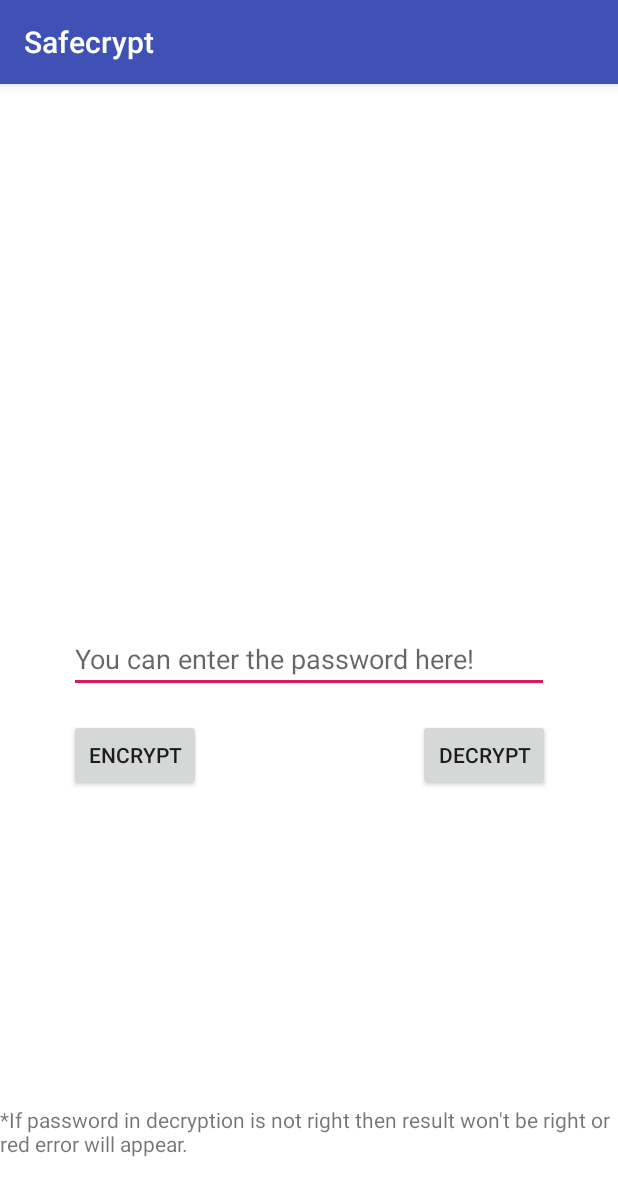
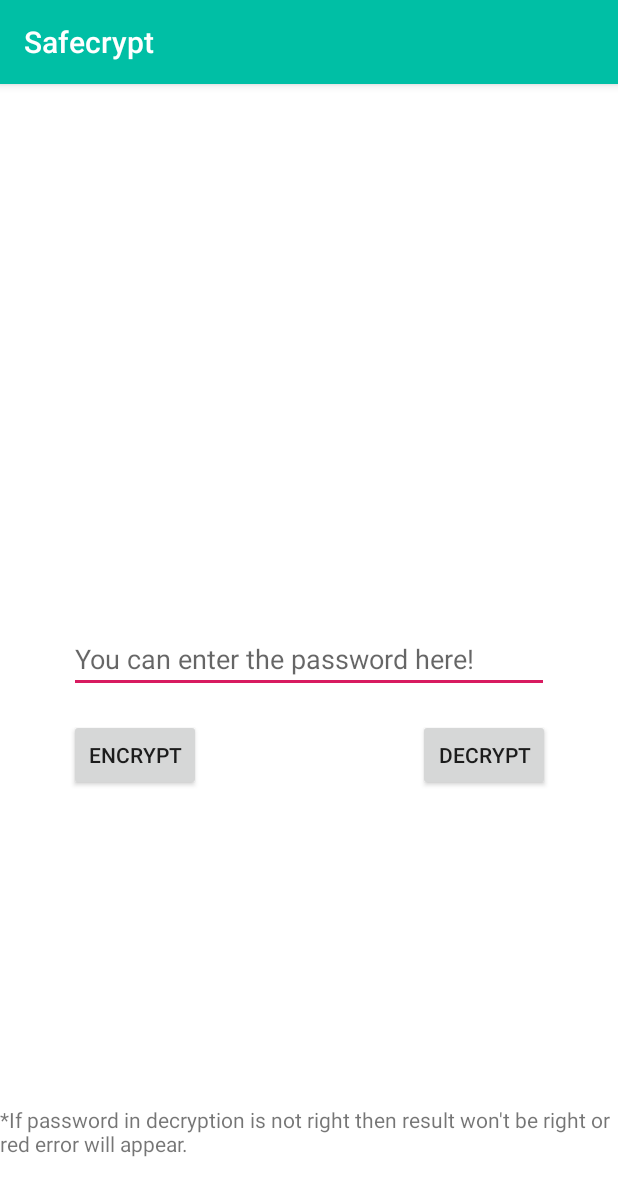
Before and after one commit to ikcilrep/safecrypt, an Android app: the screen it shows after launch (MainActivity), on a phone screen of 412 x 824 dp. Shown: the top 1196 px of the screen. Run offline under Robolectric (Android 15) with nearby library versions, the phone set to English and light mode, and no system bars; our stand-ins replace AdMob; libraries missing offline, so code that uses them is left out: org.bouncycastle.crypto.

Commit message:
Change color theme of this application again

```diff
--- a/app/src/main/java/com/example/safecrypt/EncryptionPanel.kt
+++ b/app/src/main/java/com/example/safecrypt/EncryptionPanel.kt
@@ -28,9 +28,9 @@ class EncryptionPanel : AppCompatActivity() {
 
         supportActionBar?.setDisplayHomeAsUpEnabled(true)
 
-        val drawableMainColor = ColorDrawable(ResourcesCompat.getColor(resources, R.color.main_color, null))
+        val drawableActionBarColor = ColorDrawable(ResourcesCompat.getColor(resources, R.color.action_bar_color, null))
 
-        supportActionBar?.setBackgroundDrawable(drawableMainColor)
+        supportActionBar?.setBackgroundDrawable(drawableActionBarColor)
 
         setNonConstantTexts()
 
--- a/app/src/main/java/com/example/safecrypt/MainActivity.kt
+++ b/app/src/main/java/com/example/safecrypt/MainActivity.kt
@@ -42,8 +42,8 @@ class MainActivity : AppCompatActivity() {
 
         setContentView(R.layout.activity_main)
 
-        val drawableMainColor = ColorDrawable(ResourcesCompat.getColor(resources, R.color.main_color, null))
-        supportActionBar?.setBackgroundDrawable(drawableMainColor)
+        val drawableActionBarColor = ColorDrawable(ResourcesCompat.getColor(resources, R.color.action_bar_color, null))
+        supportActionBar?.setBackgroundDrawable(drawableActionBarColor)
 
         MobileAds.initialize(
             this
--- a/app/src/main/res/layout/activity_encryption_panel.xml
+++ b/app/src/main/res/layout/activity_encryption_panel.xml
@@ -46,7 +46,7 @@
                     android:id="@+id/resultView"
                     android:layout_width="match_parent"
                     android:layout_height="350dp"
-                    android:background="@color/main_color"
+                    android:background="@color/result_view_color"
                     android:paddingBottom="5dp"
                     android:textColor="#FFFFFF" />
             </LinearLayout>
--- a/app/src/main/res/values/colors.xml
+++ b/app/src/main/res/values/colors.xml
@@ -4,5 +4,6 @@
     <color name="colorPrimaryDark">#00574B</color>
     <color name="colorAccent">#D81B60</color>
     <color name="black_overlay">#66000000</color>
-    <color name="main_color">#3F51B5</color>
+    <color name="action_bar_color">#00bfa5</color>
+    <color name="result_view_color">#263238</color>
 </resources>
```
